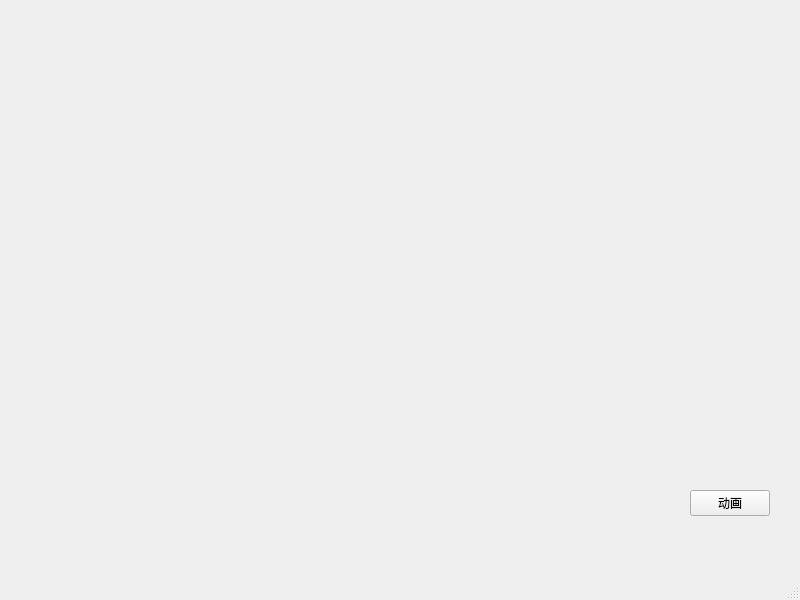
Before: the Qt Designer form mainwindow.ui in SammyEnigma/DropletAnimation, drawn with Qt 5.
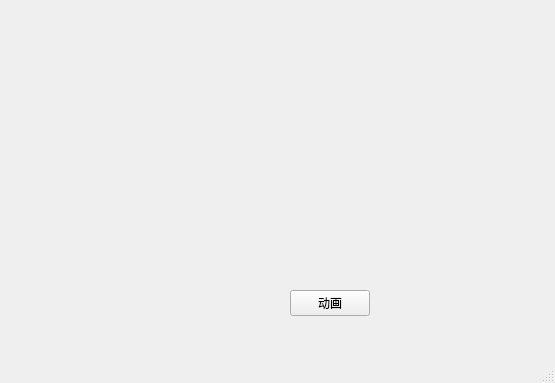
After: the same form once the commit is applied.

The edit to the form file:
```diff
--- a/mainwindow.ui
+++ b/mainwindow.ui
@@ -6,8 +6,8 @@
    <rect>
     <x>0</x>
     <y>0</y>
-    <width>800</width>
-    <height>600</height>
+    <width>555</width>
+    <height>383</height>
    </rect>
   </property>
   <property name="windowTitle">
@@ -17,8 +17,8 @@
    <widget class="QPushButton" name="pushButton">
     <property name="geometry">
      <rect>
-      <x>690</x>
-      <y>490</y>
+      <x>290</x>
+      <y>290</y>
       <width>80</width>
       <height>26</height>
      </rect>
```
Left out of the diff: 2 changed lines with no effect on the pictures.
